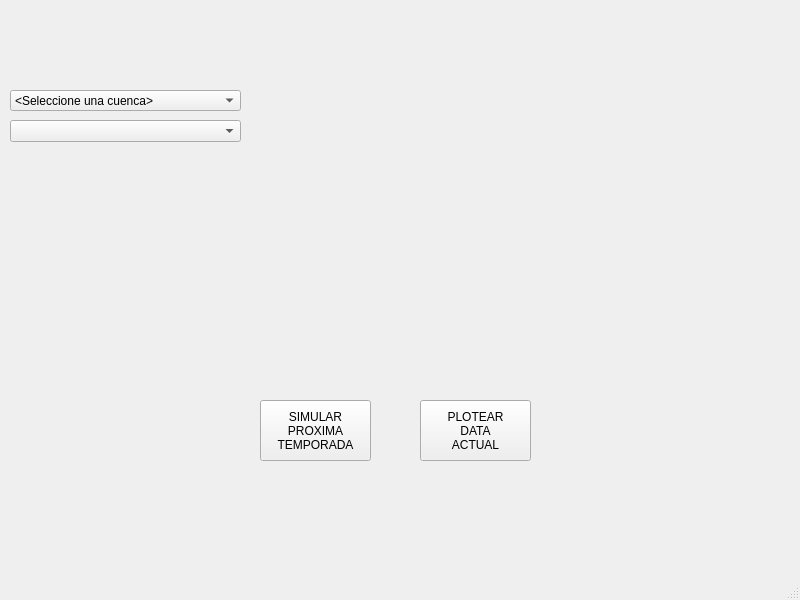
Qt form interfaz.ui (ccalvocm/Demo-SRM) before a commit.
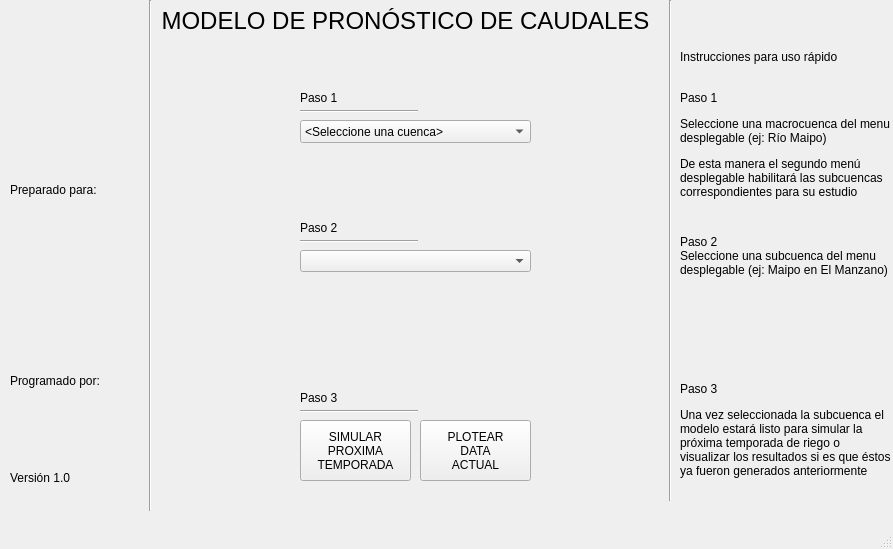
The same form after that commit. Icons and pictures are not drawn.

```diff
--- a/interfaz.ui
+++ b/interfaz.ui
@@ -6,8 +6,8 @@
    <rect>
     <x>0</x>
     <y>0</y>
-    <width>800</width>
-    <height>600</height>
+    <width>893</width>
+    <height>549</height>
    </rect>
   </property>
   <property name="windowTitle">
@@ -17,12 +17,15 @@
    <widget class="QComboBox" name="comboBox_cuencas">
     <property name="geometry">
      <rect>
-      <x>10</x>
-      <y>90</y>
+      <x>300</x>
+      <y>120</y>
       <width>231</width>
-      <height>21</height>
+      <height>23</height>
      </rect>
     </property>
+    <property name="sizeAdjustPolicy">
+     <enum>QComboBox::AdjustToMinimumContentsLength</enum>
+    </property>
     <item>
      <property name="text">
       <string>&lt;Seleccione una cuenca&gt;</string>
@@ -52,8 +55,8 @@
    <widget class="QComboBox" name="comboBox_cuencas_cabecera">
     <property name="geometry">
      <rect>
-      <x>10</x>
-      <y>120</y>
+      <x>300</x>
+      <y>250</y>
       <width>231</width>
       <height>22</height>
      </rect>
@@ -62,8 +65,8 @@
    <widget class="QPushButton" name="pushButton_simular">
     <property name="geometry">
      <rect>
-      <x>260</x>
-      <y>400</y>
+      <x>300</x>
+      <y>420</y>
       <width>111</width>
       <height>61</height>
      </rect>
@@ -78,7 +81,7 @@
     <property name="geometry">
      <rect>
       <x>420</x>
-      <y>400</y>
+      <y>420</y>
       <width>111</width>
       <height>61</height>
      </rect>
@@ -89,6 +92,273 @@
 ACTUAL</string>
     </property>
    </widget>
+   <widget class="QLabel" name="label_titulo">
+    <property name="geometry">
+     <rect>
+      <x>150</x>
+      <y>0</y>
+      <width>511</width>
+      <height>41</height>
+     </rect>
+    </property>
+    <property name="font">
+     <font>
+      <pointsize>18</pointsize>
+     </font>
+    </property>
+    <property name="text">
+     <string>MODELO DE PRONÓSTICO DE CAUDALES</string>
+    </property>
+    <property name="alignment">
+     <set>Qt::AlignCenter</set>
+    </property>
+   </widget>
+   <widget class="Line" name="line">
+    <property name="geometry">
+     <rect>
+      <x>140</x>
+      <y>0</y>
+      <width>20</width>
+      <height>511</height>
+     </rect>
+    </property>
+    <property name="orientation">
+     <enum>Qt::Vertical</enum>
+    </property>
+   </widget>
+   <widget class="Line" name="line_2">
+    <property name="geometry">
+     <rect>
+      <x>660</x>
+      <y>0</y>
+      <width>21</width>
+      <height>501</height>
+     </rect>
+    </property>
+    <property name="orientation">
+     <enum>Qt::Vertical</enum>
+    </property>
+   </widget>
+   <widget class="QLabel" name="label_instrucciones">
+    <property name="geometry">
+     <rect>
+      <x>680</x>
+      <y>50</y>
+      <width>211</width>
+      <height>21</height>
+     </rect>
+    </property>
+    <property name="text">
+     <string>Instrucciones para uso rápido</string>
+    </property>
+    <property name="alignment">
+     <set>Qt::AlignLeading|Qt::AlignLeft|Qt::AlignTop</set>
+    </property>
+   </widget>
+   <widget class="QLabel" name="label_paso1">
+    <property name="geometry">
+     <rect>
+      <x>680</x>
+      <y>60</y>
+      <width>211</width>
+      <height>171</height>
+     </rect>
+    </property>
+    <property name="text">
+     <string>&lt;html&gt;&lt;head/&gt;&lt;body&gt;&lt;p&gt;Paso 1&lt;/p&gt;&lt;p&gt;Seleccione una macrocuenca del menu desplegable (ej: Río Maipo)&lt;/p&gt;&lt;p&gt;De esta manera el segundo menú desplegable habilitará las subcuencas correspondientes para su estudio&lt;/p&gt;&lt;/body&gt;&lt;/html&gt;</string>
+    </property>
+    <property name="wordWrap">
+     <bool>true</bool>
+    </property>
+   </widget>
+   <widget class="QLabel" name="label_programadopor">
+    <property name="geometry">
+     <rect>
+      <x>10</x>
+      <y>370</y>
+      <width>111</width>
+      <height>21</height>
+     </rect>
+    </property>
+    <property name="text">
+     <string>Programado por:</string>
+    </property>
+   </widget>
+   <widget class="QLabel" name="label_icon_CIREN">
+    <property name="geometry">
+     <rect>
+      <x>10</x>
+      <y>400</y>
+      <width>121</width>
+      <height>51</height>
+     </rect>
+    </property>
+    <property name="text">
+     <string/>
+    </property>
+    <property name="pixmap">
+     <pixmap>thumbnails/logo_CIREN_trans.png</pixmap>
+    </property>
+    <property name="scaledContents">
+     <bool>true</bool>
+    </property>
+   </widget>
+   <widget class="QLabel" name="label_icon_CNR">
+    <property name="geometry">
+     <rect>
+      <x>10</x>
+      <y>210</y>
+      <width>131</width>
+      <height>141</height>
+     </rect>
+    </property>
+    <property name="text">
+     <string/>
+    </property>
+    <property name="pixmap">
+     <pixmap>thumbnails/logotipo-CNR.png</pixmap>
+    </property>
+    <property name="scaledContents">
+     <bool>true</bool>
+    </property>
+   </widget>
+   <widget class="QLabel" name="label_paso2">
+    <property name="geometry">
+     <rect>
+      <x>680</x>
+      <y>210</y>
+      <width>211</width>
+      <height>91</height>
+     </rect>
+    </property>
+    <property name="text">
+     <string>Paso 2
+Seleccione una subcuenca del menu desplegable (ej: Maipo en El Manzano)</string>
+    </property>
+    <property name="wordWrap">
+     <bool>true</bool>
+    </property>
+   </widget>
+   <widget class="QLabel" name="label_paso3">
+    <property name="geometry">
+     <rect>
+      <x>680</x>
+      <y>360</y>
+      <width>211</width>
+      <height>141</height>
+     </rect>
+    </property>
+    <property name="text">
+     <string>&lt;html&gt;&lt;head/&gt;&lt;body&gt;&lt;p&gt;Paso 3&lt;/p&gt;&lt;p&gt;Una vez seleccionada la subcuenca el modelo estará listo para simular la próxima temporada de riego o visualizar los resultados si es que éstos ya fueron generados anteriormente&lt;/p&gt;&lt;/body&gt;&lt;/html&gt;</string>
+    </property>
+    <property name="wordWrap">
+     <bool>true</bool>
+    </property>
+   </widget>
+   <widget class="QLabel" name="label_paso1_menu">
+    <property name="geometry">
+     <rect>
+      <x>300</x>
+      <y>90</y>
+      <width>57</width>
+      <height>15</height>
+     </rect>
+    </property>
+    <property name="text">
+     <string>Paso 1</string>
+    </property>
+   </widget>
+   <widget class="QLabel" name="label_paso2_menu">
+    <property name="geometry">
+     <rect>
+      <x>300</x>
+      <y>220</y>
+      <width>57</width>
+      <height>15</height>
+     </rect>
+    </property>
+    <property name="text">
+     <string>Paso 2</string>
+    </property>
+   </widget>
+   <widget class="QLabel" name="label_paso3_menu">
+    <property name="geometry">
+     <rect>
+      <x>300</x>
+      <y>390</y>
+      <width>57</width>
+      <height>15</height>
+     </rect>
+    </property>
+    <property name="text">
+     <string>Paso 3</string>
+    </property>
+   </widget>
+   <widget class="Line" name="line_3">
+    <property name="geometry">
+     <rect>
+      <x>300</x>
+      <y>110</y>
+      <width>118</width>
+      <height>3</height>
+     </rect>
+    </property>
+    <property name="orientation">
+     <enum>Qt::Horizontal</enum>
+    </property>
+   </widget>
+   <widget class="Line" name="line_4">
+    <property name="geometry">
+     <rect>
+      <x>300</x>
+      <y>240</y>
+      <width>118</width>
+      <height>3</height>
+     </rect>
+    </property>
+    <property name="orientation">
+     <enum>Qt::Horizontal</enum>
+    </property>
+   </widget>
+   <widget class="Line" name="line_5">
+    <property name="geometry">
+     <rect>
+      <x>300</x>
+      <y>410</y>
+      <width>118</width>
+      <height>3</height>
+     </rect>
+    </property>
+    <property name="orientation">
+     <enum>Qt::Horizontal</enum>
+    </property>
+   </widget>
+   <widget class="QLabel" name="label">
+    <property name="geometry">
+     <rect>
+      <x>10</x>
+      <y>180</y>
+      <width>101</width>
+      <height>20</height>
+     </rect>
+    </property>
+    <property name="text">
+     <string>Preparado para:</string>
+    </property>
+   </widget>
+   <widget class="QLabel" name="label_version">
+    <property name="geometry">
+     <rect>
+      <x>10</x>
+      <y>470</y>
+      <width>121</width>
+      <height>16</height>
+     </rect>
+    </property>
+    <property name="text">
+     <string>Versión 1.0</string>
+    </property>
+   </widget>
   </widget>
   <widget class="QMenuBar" name="menubar">
    <property name="geometry">
```
Left out of the diff: 2 changed lines with no effect on the pictures.
